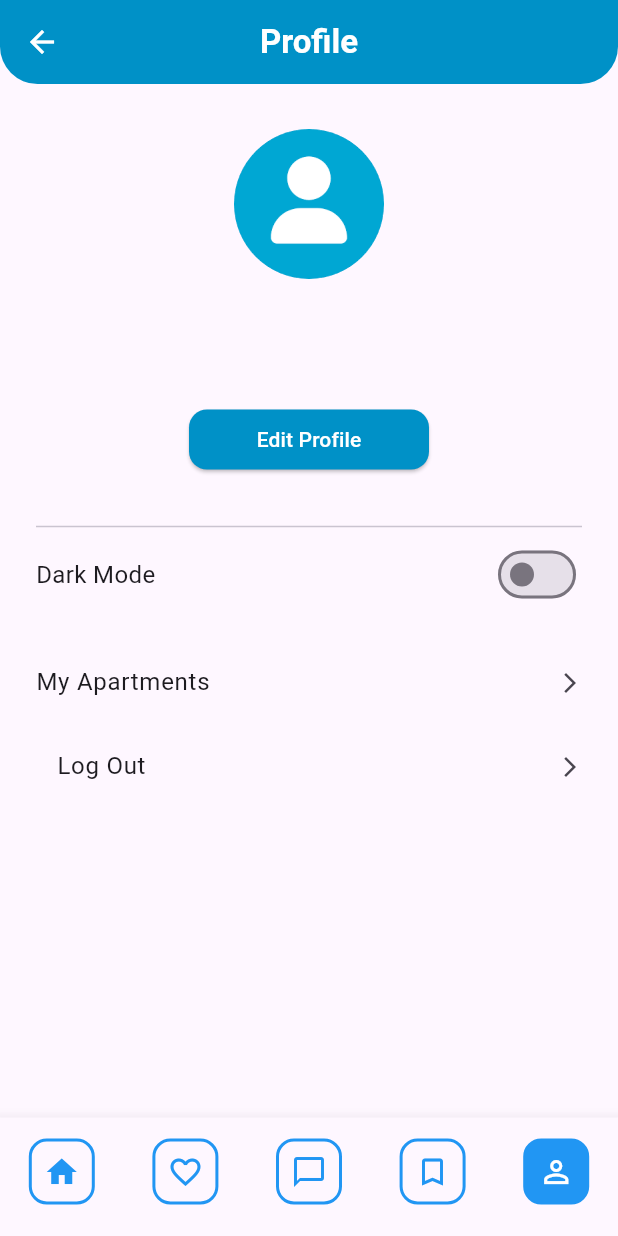
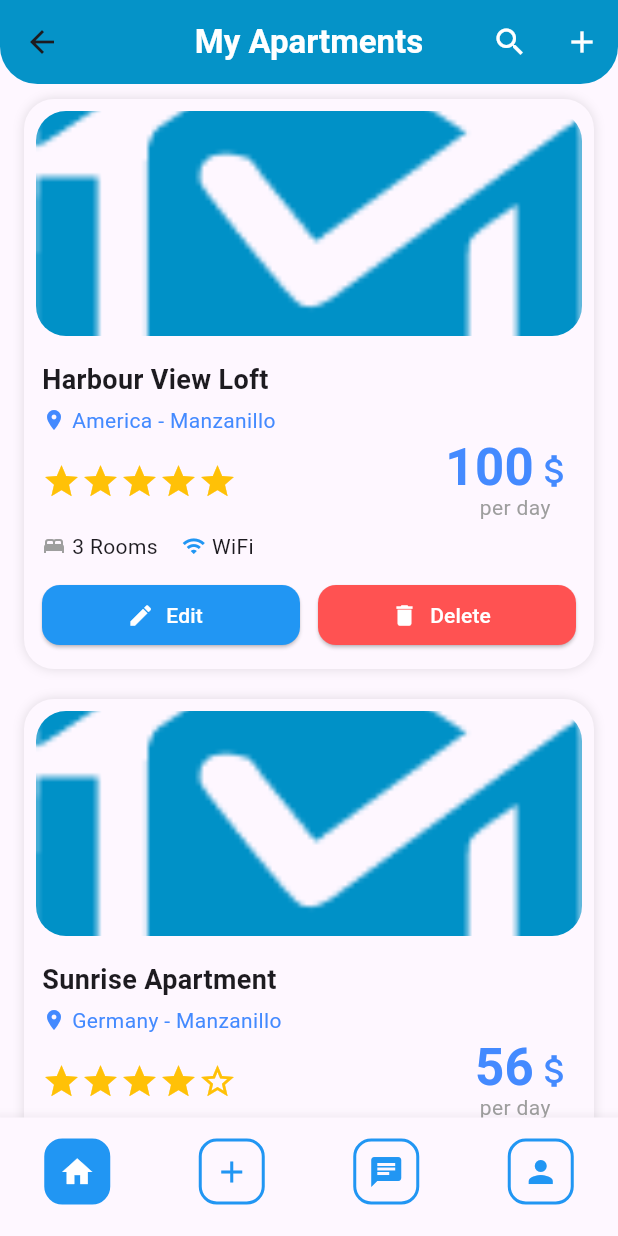
Before and after one commit to HamzaDihna/bookingFullStack, a Flutter app: the MainView screen opened by its route, item 5 of the bottom bar chosen, after a tap on "My Apartments", on a phone screen of 412 x 824 dp. Run offline on Flutter 3.47's test engine with Material 3 defaults, Android fonts, the phone set to English and light mode, and no system bars; our stand-ins replace get, image_picker, table_calendar.

Commit message:
I finished everything and all that left is to deal with interface landlord

```diff
--- a/lib/controller/navigation_controller.dart
+++ b/lib/controller/navigation_controller.dart
@@ -1,9 +1,24 @@
 import 'package:get/get.dart';
 
 class NavigationController extends GetxController {
-  RxInt currentIndex = 0.obs;
+  final currentIndex = 0.obs;
+
+  /// 🔁 هل المستخدم بواجهة المؤجر؟
+  final isOwnerMode = false.obs;
 
   void changeIndex(int index) {
     currentIndex.value = index;
   }
+
+  /// 🏠 التحويل لواجهة المؤجر
+  void switchToOwner() {
+    isOwnerMode.value = true;
+    currentIndex.value = 0; // الصفحة الرئيسية للمؤجر
+  }
+
+  /// 👤 الرجوع لواجهة المستأجر
+  void switchToTenant() {
+    isOwnerMode.value = false;
+    currentIndex.value = 0; // Home للمستأجر
+  }
 }
--- a/lib/main.dart
+++ b/lib/main.dart
@@ -6,11 +6,13 @@ import 'package:bookingresidentialapartments/controller/theme_controller.dart';
 import 'package:bookingresidentialapartments/controller/user_controller.dart';
 import 'package:bookingresidentialapartments/main_view.dart';
 import 'package:bookingresidentialapartments/screens/Login_screen.dart';
+import 'package:bookingresidentialapartments/screens/add_apartment_page.dart';
 import 'package:bookingresidentialapartments/screens/apartment_details_page.dart';
 import 'package:bookingresidentialapartments/screens/booking_details_page.dart';
 import 'package:bookingresidentialapartments/screens/edit_booking_page.dart';
 import 'package:bookingresidentialapartments/screens/edit_profile_page.dart';
 import 'package:bookingresidentialapartments/screens/getStarted_screen.dart';
+import 'package:bookingresidentialapartments/screens/my_apartments_page.dart';
 import 'package:bookingresidentialapartments/screens/profile_page.dart';
 import 'package:bookingresidentialapartments/screens/search_page.dart';
 import 'package:bookingresidentialapartments/screens/select_date_page.dart';
@@ -64,7 +66,8 @@ class bookingresidentialapartments extends StatelessWidget {
   GetPage(name: '/signup', page: () =>  SignUpPage()),
   GetPage(name: '/bookingDetails',page: () => const BookingDetailsPage(),),
    GetPage(name: '/editBooking',page: () =>  EditBookingPage(),),
-
+  GetPage(name: '/myApartments', page: () =>  MyApartmentsPage()),
+  GetPage(name: '/addApartment', page: () =>  AddApartmentPage()),
   ],
     ));
   }
--- a/lib/main_view.dart
+++ b/lib/main_view.dart
@@ -1,9 +1,11 @@
 import 'package:bookingresidentialapartments/controller/auth_controller.dart';
 import 'package:bookingresidentialapartments/controller/theme_controller.dart';
 import 'package:bookingresidentialapartments/controller/user_controller.dart';
+import 'package:bookingresidentialapartments/screens/add_apartment_page.dart';
 import 'package:bookingresidentialapartments/screens/chat_page.dart';
 import 'package:bookingresidentialapartments/screens/favorite_page.dart';
 import 'package:bookingresidentialapartments/screens/home_page.dart';
+import 'package:bookingresidentialapartments/screens/my_apartments_page.dart';
 import 'package:bookingresidentialapartments/screens/profile_page.dart';
 import 'package:bookingresidentialapartments/screens/saved_page.dart';
 import 'package:flutter/material.dart';
@@ -16,11 +18,24 @@ class MainView extends StatelessWidget {
 
   final NavigationController navController =
       Get.put(NavigationController());
+
   final UserController userController = Get.put(UserController());
   final ThemeController themeController = Get.put(ThemeController());
   final AuthController authController = Get.put(AuthController());
 
-  final pages = [
+  @override
+  Widget build(BuildContext context) {
+    return Obx(() {
+      final isOwner = navController.isOwnerMode.value;
+
+      final pages = isOwner
+          ? [
+              MyApartmentsPage(),   // 🏠 واجهة المؤجر
+              AddApartmentPage(),   // ➕ إضافة شقة
+              ChatPage(),
+              ProfilePage(),
+            ]
+          : [
               HomePage(),
               FavoritePage(),
               ChatPage(),
@@ -28,10 +43,7 @@ class MainView extends StatelessWidget {
               ProfilePage(),
             ];
 
-  @override
-  Widget build(BuildContext context) {
-    return Obx(
-      () => WillPopScope(
+      return WillPopScope(
         onWillPop: () async => false,
         child: Scaffold(
           body: AnimatedSwitcher(
@@ -53,12 +65,22 @@ class MainView extends StatelessWidget {
               );
             },
             child: SizedBox(
-              key: ValueKey(navController.currentIndex.value),
+              key: ValueKey(
+                '${isOwner}_${navController.currentIndex.value}',
+              ),
               child: pages[navController.currentIndex.value],
             ),
           ),
 
-          bottomNavigationBar: BottomNavigationBar(
+          bottomNavigationBar: _buildBottomNav(isOwner),
+        ),
+      );
+    });
+  }
+
+  /// 🔻 Bottom Nav حسب الوضع
+  Widget _buildBottomNav(bool isOwner) {
+    return BottomNavigationBar(
       currentIndex: navController.currentIndex.value,
       selectedItemColor: Colors.blue,
       unselectedItemColor: Colors.grey,
@@ -66,16 +88,20 @@ class MainView extends StatelessWidget {
       showUnselectedLabels: false,
       type: BottomNavigationBarType.fixed,
       onTap: navController.changeIndex,
-            items: [
+      items: isOwner
+          ? [
+              _navItem(Icons.home, 0),        // Home (Owner)
+              _navItem(Icons.add, 1),         // ➕
+              _navItem(Icons.chat, 2),
+              _navItem(Icons.person, 3),
+            ]
+          : [
               _navItem(Icons.home, 0),
               _navItem(Icons.favorite_border, 1),
               _navItem(Icons.chat_bubble_outline, 2),
               _navItem(Icons.bookmark_border, 3),
               _navItem(Icons.person_outline, 4),
             ],
-          ),
-        ),
-      ),
     );
   }
 
--- /dev/null
+++ b/lib/screens/add_apartment_page.dart
@@ -0,0 +1,20 @@
+import 'package:flutter/material.dart';
+
+class AddApartmentPage extends StatelessWidget {
+  const AddApartmentPage({super.key});
+
+  @override
+  Widget build(BuildContext context) {
+    return Scaffold(
+      appBar: AppBar(
+        title: const Text('Add Apartment'),
+      ),
+      body: const Center(
+        child: Text(
+          'Add Apartment Form Here',
+          style: TextStyle(fontSize: 18),
+        ),
+      ),
+    );
+  }
+}
--- a/lib/screens/my_apartments_page.dart
+++ b/lib/screens/my_apartments_page.dart
@@ -0,0 +1,83 @@
+import 'package:bookingresidentialapartments/widget/owner_apartment_card.dart';
+import 'package:flutter/material.dart';
+import 'package:get/get.dart';
+import '../controller/home_controller.dart';
+import '../widget/filter_bar.dart';
+
+class MyApartmentsPage extends StatelessWidget {
+  MyApartmentsPage({super.key});
+
+  final HomeController controller = Get.put(HomeController());
+
+  @override
+  Widget build(BuildContext context) {
+    return Scaffold(
+      appBar: AppBar(
+        shape: const RoundedRectangleBorder(
+          borderRadius: BorderRadius.vertical(
+            bottom: Radius.circular(25),
+          ),
+        ),
+        backgroundColor: const Color.fromARGB(250, 0, 145, 199),
+        title: const Text(
+          'My Apartments',
+          style: TextStyle(
+            color: Colors.white,
+            fontWeight: FontWeight.bold,
+          ),
+        ),
+        centerTitle: true,
+        actions: [
+          /// 🔍 Search (نفس Home)
+          IconButton(
+            icon: const Icon(Icons.search, color: Colors.white),
+            onPressed: () async {
+              final result = await Get.toNamed('/SearchPage');
+              if (result != null && result is Map<String, dynamic>) {
+                controller.applySearchFilters(result);
+              }
+            },
+          ),
+
+          /// ➕ Add Apartment
+          IconButton(
+            icon: const Icon(Icons.add, color: Colors.white),
+            onPressed: () {
+              Get.toNamed('/addApartment');
+            },
+          ),
+        ],
+      ),
+
+      body: Column(
+        children: [
+          /// 🔹 Filter Bar (نفس Home)
+          FilterBar(controller: controller),
+
+          /// 🔹 List
+          Expanded(
+            child: Obx(() {
+              if (controller.filteredApartments.isEmpty) {
+                return const Center(
+                  child: Text(
+                    'No apartments yet',
+                    style: TextStyle(color: Colors.grey),
+                  ),
+                );
+              }
+
+              return ListView.builder(
+                itemCount: controller.filteredApartments.length,
+                itemBuilder: (context, index) {
+                  return OwnerApartmentCard(
+                    apartment: controller.filteredApartments[index],
+                  );
+                },
+              );
+            }),
+          ),
+        ],
+      ),
+    );
+  }
+}
--- a/lib/screens/profile_page.dart
+++ b/lib/screens/profile_page.dart
@@ -120,11 +120,25 @@ body: Obx(() => Padding(
       const SizedBox(height: 20),
 
       ListTile(
-        contentPadding: EdgeInsets.zero,
-        title: const Text('My Apartments'),
-        trailing: const Icon(Icons.arrow_forward_ios, size: 16),
-        onTap: () {},
-      ),
+  contentPadding: EdgeInsets.zero,
+  title: Obx(() {
+    final nav = Get.find<NavigationController>();
+    return Text(
+      nav.isOwnerMode.value ? 'Home' : 'My Apartments',
+    );
+  }),
+  trailing: const Icon(Icons.arrow_forward_ios, size: 16),
+  onTap: () {
+    final nav = Get.find<NavigationController>();
+
+    if (nav.isOwnerMode.value) {
+      nav.switchToTenant(); // 👤
+    } else {
+      nav.switchToOwner(); // 🏠
+    }
+  },
+),
+
 
       ListTile(
         contentPadding: const EdgeInsets.only(left: 14),
--- /dev/null
+++ b/lib/widget/owner_apartment_card.dart
@@ -0,0 +1,231 @@
+import 'package:flutter/material.dart';
+import 'package:get/get.dart';
+import '../models/apartment_model.dart';
+
+class OwnerApartmentCard extends StatelessWidget {
+  final ApartmentModel apartment;
+
+  const OwnerApartmentCard({
+    super.key,
+    required this.apartment,
+  });
+
+  @override
+  Widget build(BuildContext context) {
+    return Hero(
+      tag: apartment.id,
+      child: Material(
+        color: Colors.transparent,
+        child: Container(
+          margin: const EdgeInsets.symmetric(horizontal: 16, vertical: 10),
+          decoration: BoxDecoration(
+            color: Theme.of(context).cardColor,
+            borderRadius: BorderRadius.circular(20),
+            boxShadow: const [
+              BoxShadow(
+                color: Colors.black12,
+                blurRadius: 6,
+              ),
+            ],
+          ),
+          child: Column(
+            crossAxisAlignment: CrossAxisAlignment.start,
+            children: [
+
+              /// 🔹 Image
+              Padding(
+                padding: const EdgeInsets.all(8),
+                child: ClipRRect(
+                  borderRadius: BorderRadius.circular(20),
+                  child: Image.asset(
+                    apartment.image,
+                    height: 150,
+                    width: double.infinity,
+                    fit: BoxFit.cover,
+                  ),
+                ),
+              ),
+
+              /// 🔹 Title
+              Padding(
+                padding: const EdgeInsets.fromLTRB(12, 8, 12, 4),
+                child: Text(
+                  apartment.title,
+                  style: const TextStyle(
+                    fontSize: 18,
+                    fontWeight: FontWeight.bold,
+                  ),
+                ),
+              ),
+
+              /// 🔹 Location
+              Padding(
+                padding: const EdgeInsets.symmetric(horizontal: 12),
+                child: Row(
+                  children: [
+                    const Icon(
+                      Icons.location_on,
+                      size: 16,
+                      color: Colors.blueAccent,
+                    ),
+                    const SizedBox(width: 4),
+                    Text(
+                      apartment.location,
+                      style: const TextStyle(color: Colors.blueAccent),
+                    ),
+                  ],
+                ),
+              ),
+
+              const SizedBox(height: 4),
+
+              /// 🔹 Rating + Price
+              Padding(
+                padding: const EdgeInsets.symmetric(horizontal: 12),
+                child: Row(
+                  children: [
+                    /// ⭐ Rating
+                    Row(
+                      children: List.generate(5, (index) {
+                        return Icon(
+                          index < apartment.rating.round()
+                              ? Icons.star
+                              : Icons.star_border,
+                          size: 26,
+                          color: Colors.amber,
+                        );
+                      }),
+                    ),
+
+                    const Spacer(),
+
+                    /// 💲 Price
+                    Column(
+                      crossAxisAlignment: CrossAxisAlignment.end,
+                      children: [
+                        Row(
+                          mainAxisSize: MainAxisSize.min,
+                          crossAxisAlignment: CrossAxisAlignment.end,
+                          children: [
+                            Text(
+                              apartment.price.toStringAsFixed(0),
+                              style: const TextStyle(
+                                color: Colors.blueAccent,
+                                fontWeight: FontWeight.bold,
+                                fontSize: 34,
+                                height: 1,
+                              ),
+                            ),
+                            const Icon(
+                              Icons.attach_money,
+                              color: Colors.blueAccent,
+                              size: 28,
+                            ),
+                          ],
+                        ),
+                        const Padding(
+                          padding: EdgeInsets.only(right: 17),
+                          child: Text(
+                            'per day',
+                            style: TextStyle(
+                              fontSize: 14,
+                              color: Colors.grey,
+                            ),
+                          ),
+                        ),
+                      ],
+                    ),
+                  ],
+                ),
+              ),
+
+              const SizedBox(height: 6),
+
+              /// 🔹 Rooms + Wifi
+              Padding(
+                padding: const EdgeInsets.symmetric(horizontal: 12),
+                child: Row(
+                  children: [
+                    const Icon(Icons.bed, size: 16, color: Colors.grey),
+                    const SizedBox(width: 4),
+                    Text('${apartment.rooms} Rooms'),
+
+                    const SizedBox(width: 16),
+
+                    if (apartment.hasWifi) ...[
+                      const Icon(Icons.wifi, size: 16, color: Colors.blue),
+                      const SizedBox(width: 4),
+                      const Text('WiFi'),
+                    ],
+                  ],
+                ),
+              ),
+
+              const SizedBox(height: 12),
+
+              /// 🔹 OWNER ACTIONS
+              Padding(
+                padding: const EdgeInsets.symmetric(horizontal: 12),
+                child: Row(
+                  children: [
+                    /// ✏️ Edit
+                    Expanded(
+                      child: ElevatedButton.icon(
+                        onPressed: () {
+                          Get.toNamed(
+                            '/editApartment',
+                            arguments: apartment,
+                          );
+                        },
+                        icon: const Icon(Icons.edit, size: 18, color: Colors.white),
+                        label: const Text('Edit', style: TextStyle(color: Colors.white)),
+                        style: ElevatedButton.styleFrom(
+                          backgroundColor: Colors.blue,
+                          shape: RoundedRectangleBorder(
+                            borderRadius: BorderRadius.circular(12),
+                          ),
+                        ),
+                      ),
+                    ),
+
+                    const SizedBox(width: 12),
+
+                    /// 🗑 Delete
+                    Expanded(
+                      child: ElevatedButton.icon(
+                        onPressed: () {
+                          Get.defaultDialog(
+                            title: 'Delete Apartment',
+                            middleText:
+                                'Are you sure you want to delete this apartment?',
+                            textConfirm: 'Delete',
+                            textCancel: 'Cancel',
+                            confirmTextColor: Colors.white,
+                            onConfirm: () {
+                              Get.back();
+                              // TODO: controller.deleteApartment(apartment.id)
+                            },
+                          );
+                        },
+                        icon: const Icon(Icons.delete, size: 18, color: Colors.white),
+                        label: const Text('Delete', style: TextStyle(color: Colors.white)),
+                        style: ElevatedButton.styleFrom(
+                          backgroundColor: Colors.redAccent,
+                          shape: RoundedRectangleBorder(
+                            borderRadius: BorderRadius.circular(12),
+                          ),
+                        ),
+                      ),
+                    ),
+                  ],
+                ),
+              ),
+
+              const SizedBox(height: 12),
+            ],
+          ),
+        ),
+      ),
+    );
+  }
+}
```
Lines whose indentation alone changed are shown as unchanged.
